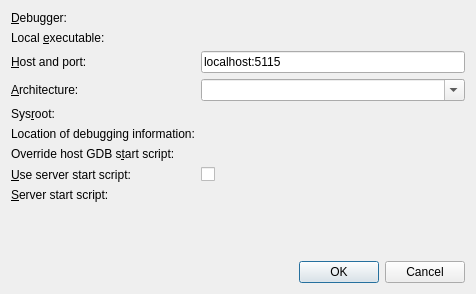
Old version of the form src/plugins/debugger/startremotedialog.ui in the repository qt-creator/qt-creator.
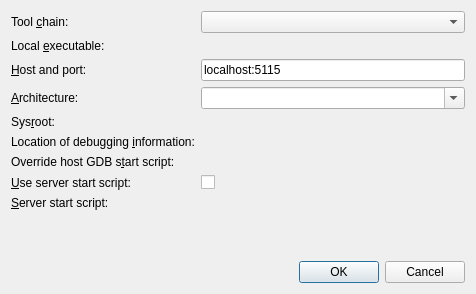
New version of the form. Custom widgets are drawn as their Qt base class.

Commit message:
Debugger: Use toolchain for remote debugging
Just like the other dialogs

```diff
--- a/src/plugins/debugger/startremotedialog.ui
+++ b/src/plugins/debugger/startremotedialog.ui
@@ -22,16 +22,13 @@
      <item row="0" column="0">
       <widget class="QLabel" name="debuggerLabel">
        <property name="text">
-        <string>&amp;Debugger:</string>
+        <string>Tool &amp;chain:</string>
        </property>
        <property name="buddy">
-        <cstring>debuggerPathChooser</cstring>
+        <cstring>toolchainComboBox</cstring>
        </property>
       </widget>
      </item>
-     <item row="0" column="1">
-      <widget class="Utils::PathChooser" name="debuggerPathChooser" native="true"/>
-     </item>
      <item row="1" column="0">
       <widget class="QLabel" name="executableLabel">
        <property name="text">
@@ -95,7 +92,7 @@
      <item row="5" column="0">
       <widget class="QLabel" name="debuginfoLabel">
        <property name="text">
-        <string>Location of debugging information:</string>
+        <string>Location of debugging &amp;information:</string>
        </property>
        <property name="buddy">
         <cstring>debuginfoPathChooser</cstring>
@@ -144,6 +141,9 @@
      <item row="8" column="1">
       <widget class="Utils::PathChooser" name="serverStartScriptPathChooser" native="true"/>
      </item>
+     <item row="0" column="1">
+      <widget class="Debugger::Internal::DebuggerToolChainComboBox" name="toolchainComboBox"/>
+     </item>
     </layout>
    </item>
    <item>
@@ -169,6 +169,11 @@
     <signal>browsingFinished()</signal>
    </slots>
   </customwidget>
+  <customwidget>
+   <class>Debugger::Internal::DebuggerToolChainComboBox</class>
+   <extends>QComboBox</extends>
+   <header>debuggertoolchaincombobox.h</header>
+  </customwidget>
  </customwidgets>
  <resources/>
  <connections/>
```
The commit also changes 3 other files.
